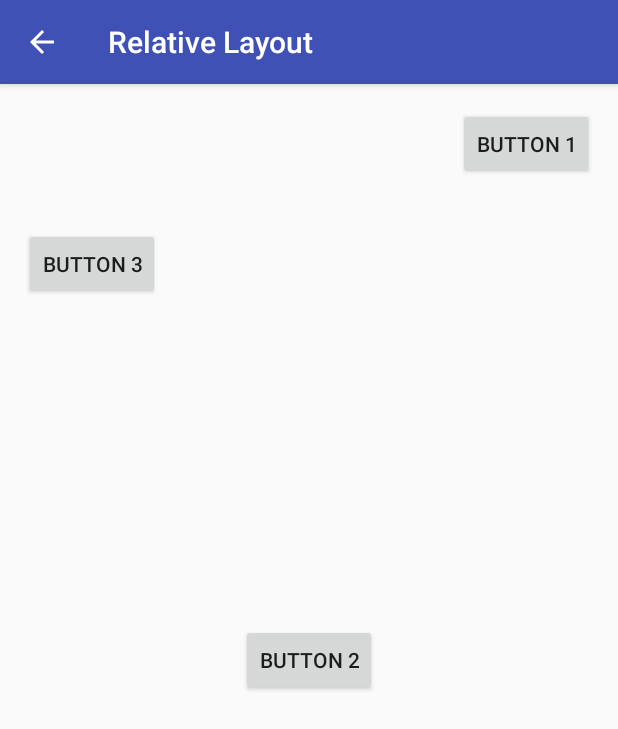
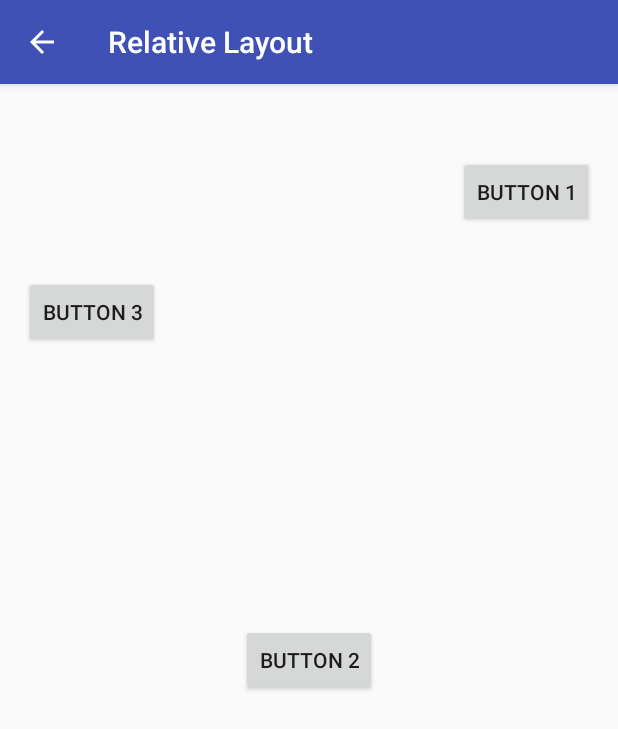
Before and after one commit to EngLabCourses/Lab-03-UIComponentsExample, an Android app: the RelativeActivity screen opened directly, with no data from a screen before it, on a phone screen of 412 x 824 dp. Shown: the top 729 px of the screen. Run offline under Robolectric (Android 15) with nearby library versions, the phone set to English and light mode, and no system bars.

Commit message:
lesson 4 updates

```diff
--- a/app/src/main/java/it/eng/courses/android/lesson4/recyclerview/MyAdapter.java
+++ b/app/src/main/java/it/eng/courses/android/lesson4/recyclerview/MyAdapter.java
@@ -43,6 +43,7 @@ public class MyAdapter extends RecyclerView.Adapter<MyAdapter.ViewHolder> {
     @Override
     public void onBindViewHolder(ViewHolder holder, int position) {
         String mString = items.get(position);
+
         holder.text.setText(mString);
 
         if (position % 2 == 0) {
--- a/app/src/main/res/layout/activity_relative.xml
+++ b/app/src/main/res/layout/activity_relative.xml
@@ -16,6 +16,7 @@
         android:layout_height="wrap_content"
         android:layout_alignParentRight="true"
         android:layout_alignParentTop="true"
+        android:layout_marginTop="32dp"
         android:text="Button 1" />
 
     <Button
```
